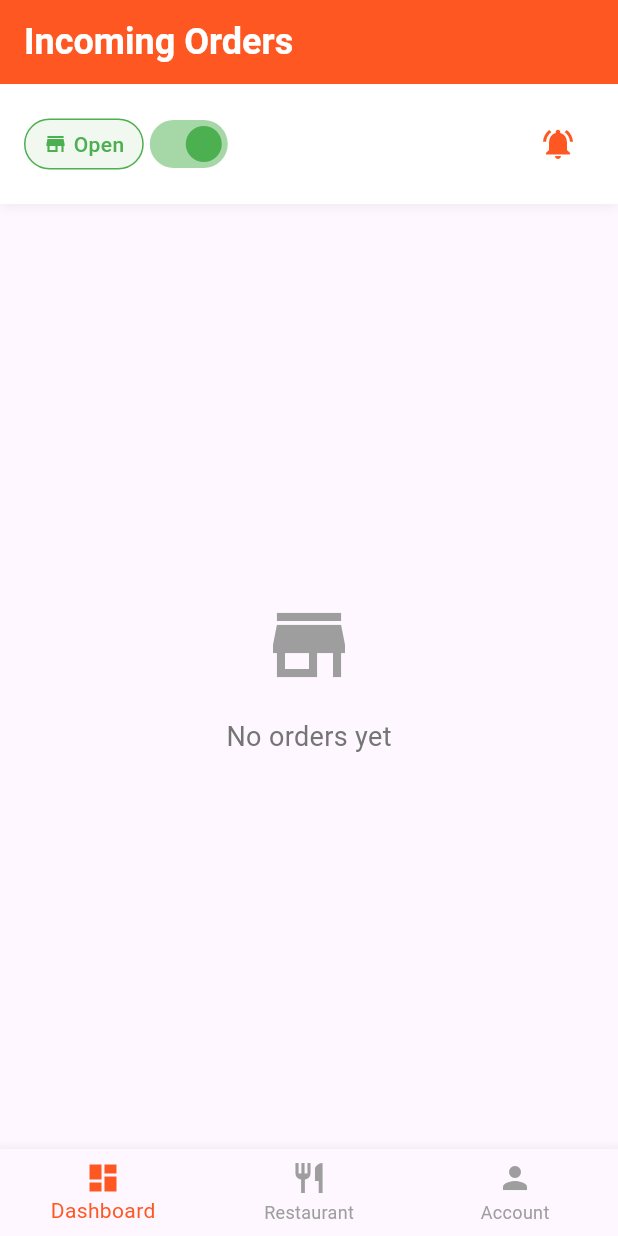
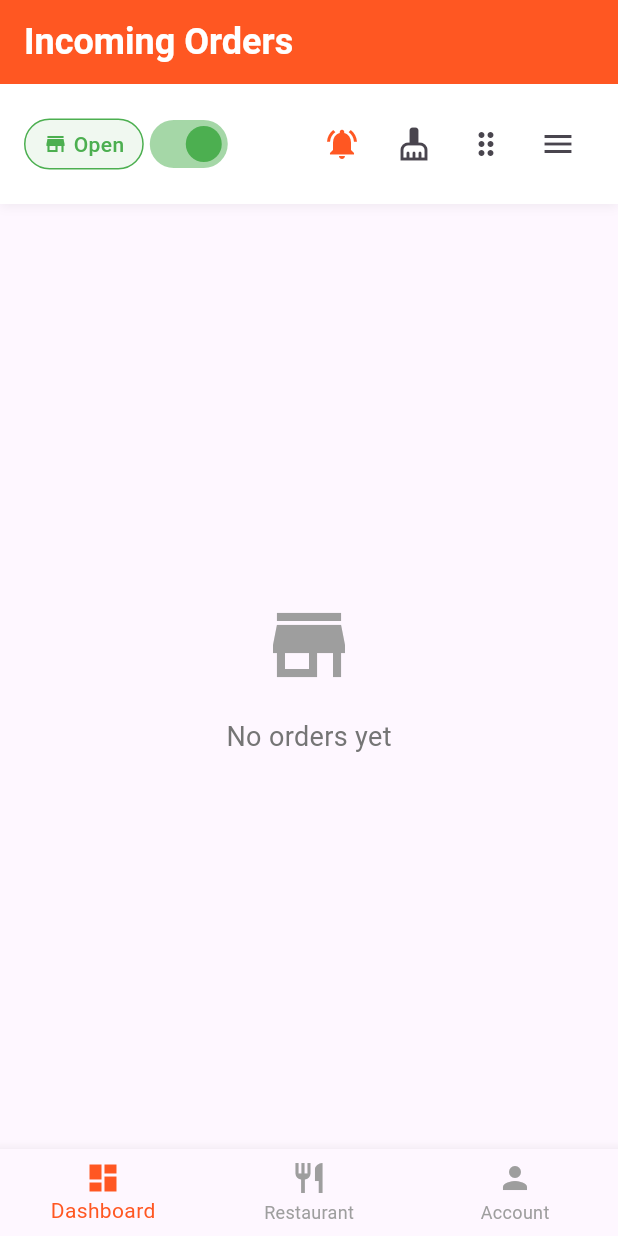
Before and after one commit to KhalilHen/live-orders-app, a Flutter app: the screen it shows after launch, on a phone screen of 412 x 824 dp. Run offline on Flutter 3.47's test engine with Material 3 defaults, Android fonts, the light colour scheme and no system bars; our stand-ins replace firebase_core, introduction_screen, line_icons, supabase_flutter; accounts and stored records are empty; generated files the repository leaves out were written again.

Commit message:
Added a few icons, and added the open/closed functianlity

```diff
--- a/lib/pages/homepage.dart
+++ b/lib/pages/homepage.dart
@@ -19,6 +19,8 @@ class _HomePageState extends State<HomePage> {
   Timer? timer;
   final Random random = Random();
   bool isDialogShowing = false;
+
+  bool isRestaurantOpen = true;
 
   @override
   void initState() {
@@ -76,6 +78,7 @@ class _HomePageState extends State<HomePage> {
   }
 
   void showNewOrderAlert() {
+    if (!isRestaurantOpen) return;
     setState(() {
       isDialogShowing = true;
     });
@@ -118,21 +121,21 @@ class _HomePageState extends State<HomePage> {
                         Container(
                           padding: EdgeInsets.symmetric(horizontal: 12, vertical: 6),
                           decoration: BoxDecoration(
-                            color: Colors.green.withAlpha(22),
+                            color: isRestaurantOpen ? Colors.green.withAlpha(22) : Colors.red.withAlpha(22),
                             borderRadius: BorderRadius.circular(20),
                             border: Border.all(
-                              color: Colors.green,
+                              color: isRestaurantOpen ? Colors.green : Colors.red,
                               width: 1,
                             ),
                           ),
                           child: Row(
                             children: [
-                              Icon(Icons.store, size: 16, color: Colors.green),
+                              Icon(isRestaurantOpen ? Icons.store : Icons.store_outlined, size: 16, color: isRestaurantOpen ? Colors.green : Colors.red),
                               SizedBox(width: 4),
                               Text(
-                                "Open",
+                                isRestaurantOpen ? "Open" : "Closed",
                                 style: TextStyle(
-                                  color: Colors.green,
+                                  color: isRestaurantOpen ? Colors.green : Colors.red,
                                   fontWeight: FontWeight.w500,
                                 ),
                               ),
@@ -140,9 +143,11 @@ class _HomePageState extends State<HomePage> {
                           ),
                         ),
                         Switch(
-                          value: true,
+                          value: isRestaurantOpen,
                           onChanged: (value) {
-                            setState(() {});
+                            setState(() {
+                              isRestaurantOpen = value;
+                            });
                           },
                           activeColor: Colors.green,
                         ),
@@ -158,6 +163,31 @@ class _HomePageState extends State<HomePage> {
                           ),
                           tooltip: 'Toggle Automatic Orders',
                         ),
+
+                        IconButton(
+                          onPressed: () {},
+                          icon: Icon(
+                            Icons.cleaning_services,
+                          ),
+                          tooltip: "Clear all orders",
+                        ),
+                        // IconButton(onPressed: () {}, icon: Icon(Icons.reorder)),
+                        // IconButton(onPressed: () {}, icon: Icon(Icons.open_with)),
+                        IconButton(
+                          onPressed: () {},
+                          icon: Icon(Icons.drag_indicator),
+                          tooltip: "Switch to drag and drop mode",
+                        ),
+
+                        // IconButton(onPressed: () {}, icon: Icon(Icons.edit)),
+                        // IconButton(onPressed: () {}, icon: Icon(Icons.arrow_drop_down)),
+                        // IconButton(onPressed: () {}, icon: Icon(Icons.more_vert)),
+
+                        IconButton(
+                          onPressed: () {},
+                          icon: Icon(Icons.menu),
+                          tooltip: "Switch to button  mode",
+                        ),
                       ],
                     ),
                   ],
@@ -165,6 +195,17 @@ class _HomePageState extends State<HomePage> {
               ],
             ),
           ),
+          if (!isRestaurantOpen)
+            Padding(
+              padding: const EdgeInsets.only(top: 8),
+              child: Text(
+                "Restaurant is closed",
+                style: TextStyle(
+                  color: Colors.red[700],
+                  fontSize: 13,
+                ),
+              ),
+            ),
           Expanded(
             child: orders.isEmpty
                 ? Center(
```
